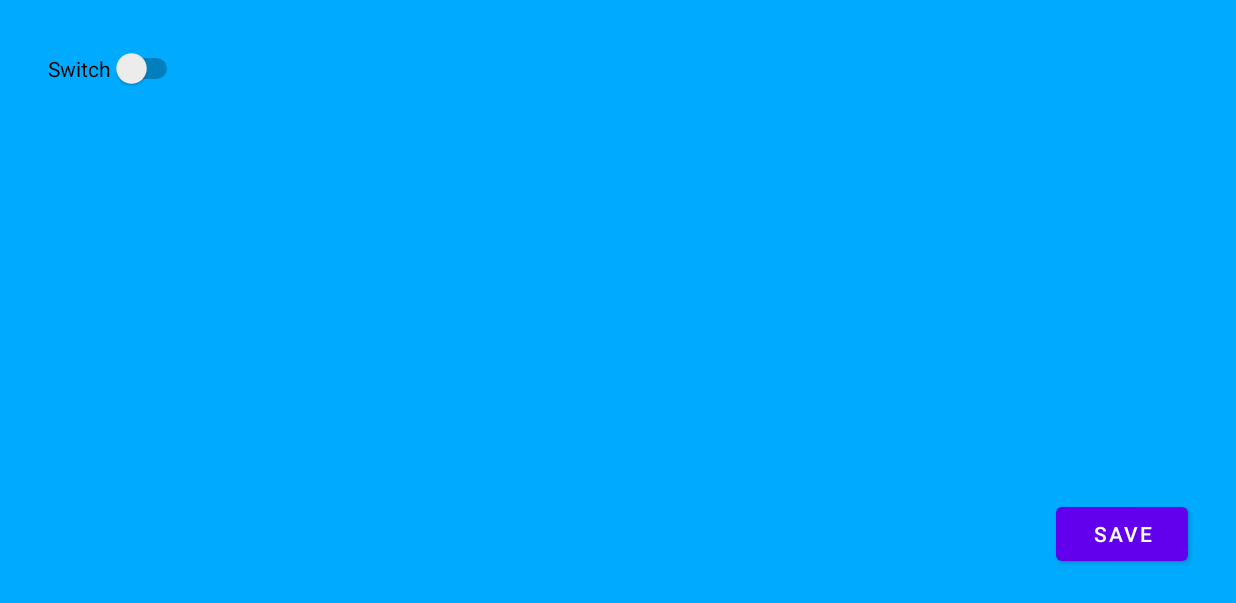
After one commit to EmmaAmnesten/WeatherDisplay, an Android app: the SettingsActivity screen opened directly, with no data from a screen before it, on a phone screen of 824 x 412 dp (held sideways). The commit adds this screen. Shown: the top 603 px of the screen. Run offline under Robolectric (Android 15) with nearby library versions, the phone set to English and light mode, and no system bars.

Commit message:
Add settings page

```diff
--- /dev/null
+++ b/app/src/main/java/com/example/weatherdisplay/SettingsActivity.java
@@ -0,0 +1,33 @@
+package com.example.weatherdisplay;
+
+import androidx.appcompat.app.AppCompatActivity;
+
+import android.os.Bundle;
+import android.widget.Button;
+import android.widget.Switch;
+
+public class SettingsActivity extends AppCompatActivity {
+
+    @Override
+    protected void onCreate(Bundle savedInstanceState) {
+        super.onCreate(savedInstanceState);
+        setContentView(R.layout.activity_settings);
+
+        getWindow().getDecorView().setBackgroundColor(GlobalVariables.dayBlue);
+
+        Switch mySwitch = findViewById(R.id.switch1);
+        mySwitch.setChecked(GlobalVariables.mySwitch);
+
+        Button saveSettingsButton = findViewById(R.id.saveSettingsButton);
+        saveSettingsButton.setOnClickListener(view -> {
+            switchListener();
+        });
+
+    }
+
+    private void switchListener() {
+        Switch mySwitch = findViewById(R.id.switch1);
+        GlobalVariables.mySwitch = mySwitch.isChecked();
+        System.out.println(mySwitch.isChecked());
+    }
+}
--- a/app/src/main/java/com/example/weatherdisplay/WeatherPoint.java
+++ b/app/src/main/java/com/example/weatherdisplay/WeatherPoint.java
@@ -2,7 +2,6 @@ package com.example.weatherdisplay;
 
 import android.content.Context;
 import android.graphics.Color;
-import android.util.Log;
 import android.view.Gravity;
 import android.view.View;
 import android.view.ViewGroup;
@@ -21,7 +20,7 @@ public class WeatherPoint extends LinearLayout {
     public String weatherIconAsString;
     private ImageView weatherIconImageView;
     private TextView temperatureTextView;
-    private TextView timeTextView;
+    private final TextView timeTextView;
     private LinearLayout weatherDataLinearLayout;
 
     static int minTemp = 100000;
@@ -68,7 +67,7 @@ public class WeatherPoint extends LinearLayout {
         );
         setLayoutParams(lp);
         if (22 <= Integer.parseInt(displayedTime) || Integer.parseInt(displayedTime) <= 7) {
-            this.setBackgroundColor(MainActivity.nightBlue);
+            this.setBackgroundColor(GlobalVariables.nightBlue);
         }
 
         timeTextView = new TextView(this.getContext());
--- /dev/null
+++ b/app/src/main/res/layout/activity_settings.xml
@@ -0,0 +1,30 @@
+<?xml version="1.0" encoding="utf-8"?>
+<androidx.constraintlayout.widget.ConstraintLayout xmlns:android="http://schemas.android.com/apk/res/android"
+    xmlns:app="http://schemas.android.com/apk/res-auto"
+    xmlns:tools="http://schemas.android.com/tools"
+    android:layout_width="match_parent"
+    android:layout_height="match_parent"
+    tools:context=".SettingsActivity">
+
+    <Switch
+        android:id="@+id/switch1"
+        android:layout_width="wrap_content"
+        android:layout_height="wrap_content"
+        android:layout_marginStart="32dp"
+        android:layout_marginLeft="32dp"
+        android:layout_marginTop="32dp"
+        android:text="Switch"
+        app:layout_constraintStart_toStartOf="parent"
+        app:layout_constraintTop_toTopOf="parent" />
+
+    <Button
+        android:id="@+id/saveSettingsButton"
+        android:layout_width="wrap_content"
+        android:layout_height="wrap_content"
+        android:layout_marginEnd="32dp"
+        android:layout_marginRight="32dp"
+        android:layout_marginBottom="32dp"
+        android:text="Save"
+        app:layout_constraintBottom_toBottomOf="parent"
+        app:layout_constraintEnd_toEndOf="parent" />
+</androidx.constraintlayout.widget.ConstraintLayout>
```
Also changed, not shown: app/src/main/AndroidManifest.xml (+10 -6 lines), app/src/main/java/com/example/weatherdisplay/GlobalVariables.java (added, +11 -0 lines), app/src/main/java/com/example/weatherdisplay/MainActivity.java (+25 -6 lines), app/src/main/res/layout/activity_main.xml (+18 -6 lines).
